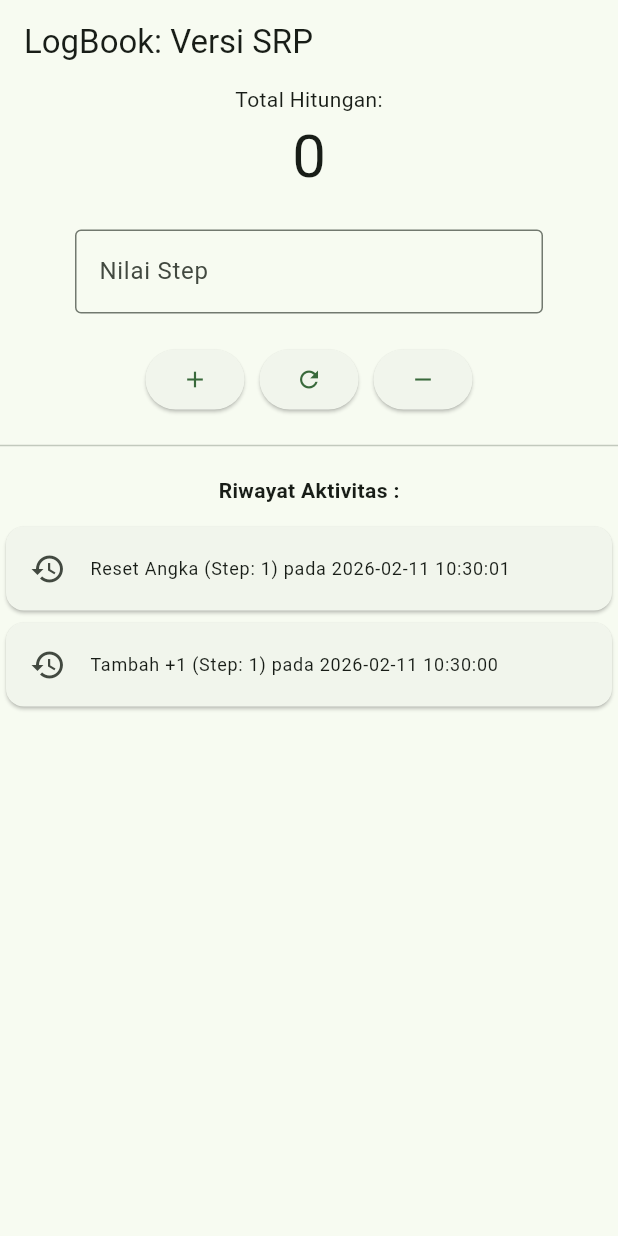
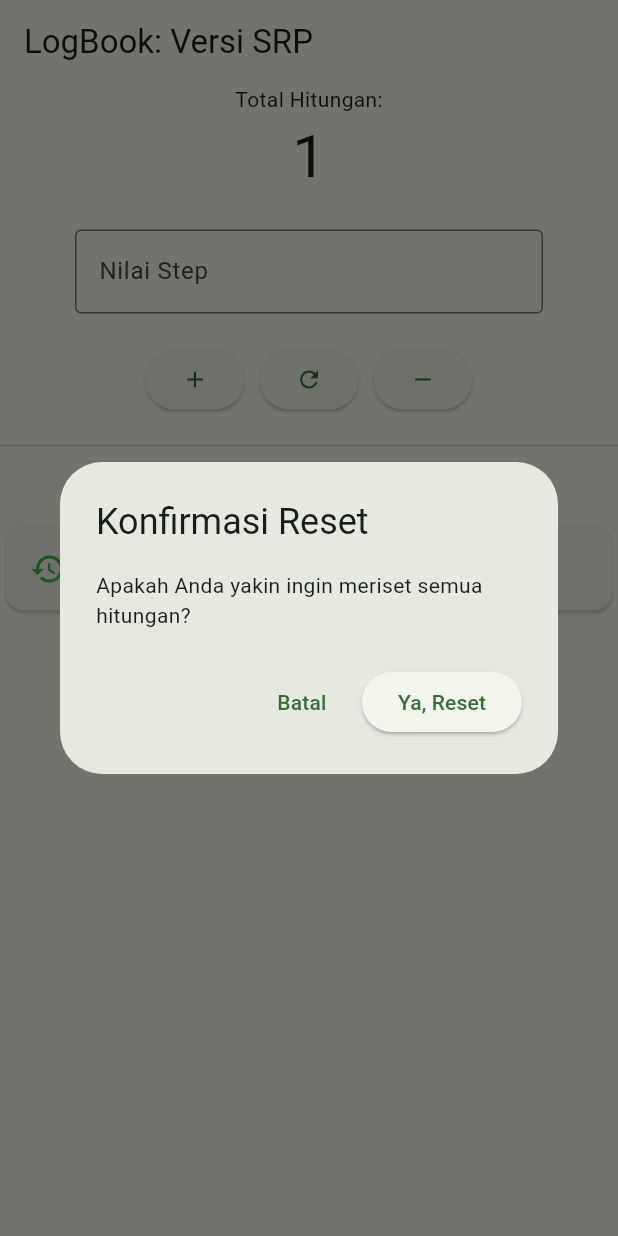
Before and after one commit to suneater80/logbook_app_001, a Flutter app: the screen it shows after launch, after a tap on the "add" icon, after a tap on the "refresh" icon, on a phone screen of 412 x 824 dp. Run offline on Flutter 3.47's test engine with Material 3 defaults, Android fonts, the phone set to English and light mode, and no system bars.

Commit message:
Complete Homework for UI Polishing, and Reset Dialog

```diff
--- a/lib/counter_controller.dart
+++ b/lib/counter_controller.dart
@@ -16,12 +16,12 @@ class CounterController {
   }
 
   // Fungsi untuk menambah log history dan membatasi jumlahnya
-  void _addLog(String action) {
+  void _addLog(String action, String type) {
     // Mengambil waktu saat ini
-    String time = DateTime.now().toString().split('.')[0];
+    String time = DateTime.now().toString().split('.')[0].split(' ')[1];
 
     // Menambahkan catatan ke urutan paling atas
-    _history.insert(0, "$action (Step: $_step) pada $time");
+    _history.insert(0, "$type|$action pada jam $time");
 
     // Membatasi agar riwayat hanya menampilkan 5 aktivitas terakhir
     if (_history.length > 5) {
@@ -32,22 +32,22 @@ class CounterController {
   // Fungsi-fungsi utama untuk Step dan Log
   void increment() {
     _counter += _step;
-    _addLog("Tambah +$_step");
+    _addLog("User menambah nilai sebesar $_step", "POS");
   }
 
   void decrement() {
     // Membatasi agar nilai tidak menjadi negatif
     if (_counter >= _step) {
       _counter -= _step;
-      _addLog("Kurang -$_step");
+      _addLog("User mengurangi nilai sebesar $_step", "NEG");
     } else {
       _counter = 0;
-      _addLog("Reset ke 0 (karena kurang dari step)");
+      _addLog("Reset ke 0", "NEG");
     }
   }
 
   void reset() {
     _counter = 0;
-    _addLog("Reset Angka");
+    _addLog("User melakukan reset nilai", "RESET");
   }
 }
--- a/lib/counter_view.dart
+++ b/lib/counter_view.dart
@@ -9,6 +9,32 @@ class CounterView extends StatefulWidget {
 
 class _CounterViewState extends State<CounterView> {
   final CounterController _controller = CounterController();
+
+  void _showResetDialog() {
+    showDialog(
+      context: context,
+      builder: (context) => AlertDialog(
+        title: const Text("Konfirmasi Reset"),
+        content: const Text("Apakah Anda yakin ingin meriset semua hitungan?"),
+        actions: [
+          TextButton(
+            onPressed: () => Navigator.pop(context),
+            child: const Text("Batal"),
+          ),
+          ElevatedButton(
+            onPressed: () {
+              setState(() => _controller.reset());
+              Navigator.pop(context);
+              ScaffoldMessenger.of(context).showSnackBar(
+                const SnackBar(content: Text("Nilai berhasil direset")),
+              );
+            },
+            child: const Text("Ya, Reset"),
+          ),
+        ],
+      ),
+    );
+  }
 
   @override
   Widget build(BuildContext context) {
@@ -47,9 +73,9 @@ class _CounterViewState extends State<CounterView> {
                   onPressed: () => setState(() => _controller.increment()),
                   child: const Icon(Icons.add),
                 ),
-                const SizedBox(width: 10), // Beri jarak antar tombol
+                const SizedBox(width: 10),  // Beri jarak antar tombol
                 ElevatedButton(
-                  onPressed: () => setState(() => _controller.reset()),
+                  onPressed: _showResetDialog, // Menggunakan Dialog
                   child: const Icon(Icons.refresh),
                 ),
                 const SizedBox(width: 10),
@@ -67,10 +93,30 @@ class _CounterViewState extends State<CounterView> {
             // Menampilkan riwayat
             Column(
               children: _controller.history.map((log) {
+
+                // Memisahkan String berdasarkan karakter '|'
+                final parts = log.split('|');
+                if (parts.length < 2) return const SizedBox(); // Jika format tidak sesuai, lewati log ini
+                final String type = parts[0];
+                final String message = parts[1];
+
+                // Menentukan warna
+                Color displayColor = Colors.grey;
+                if (type == "POS") displayColor = Colors.green;
+                if (type == "NEG") displayColor = Colors.red;
+
                 return Card(
                   child: ListTile(
-                    leading: const Icon(Icons.history),
-                    title: Text(log, style: const TextStyle(fontSize: 12)),
+                    // PASANG WARNA DI SINI
+                    leading: Icon(Icons.history, color: displayColor),
+                    title: Text(
+                      message,
+                      style: TextStyle(
+                        fontSize: 12,
+                        color: displayColor, // PASANG WARNA DI SINI
+                        fontWeight: FontWeight.w600
+                      ),
+                    ),
                   ),
                 );
               }).toList(),
```
